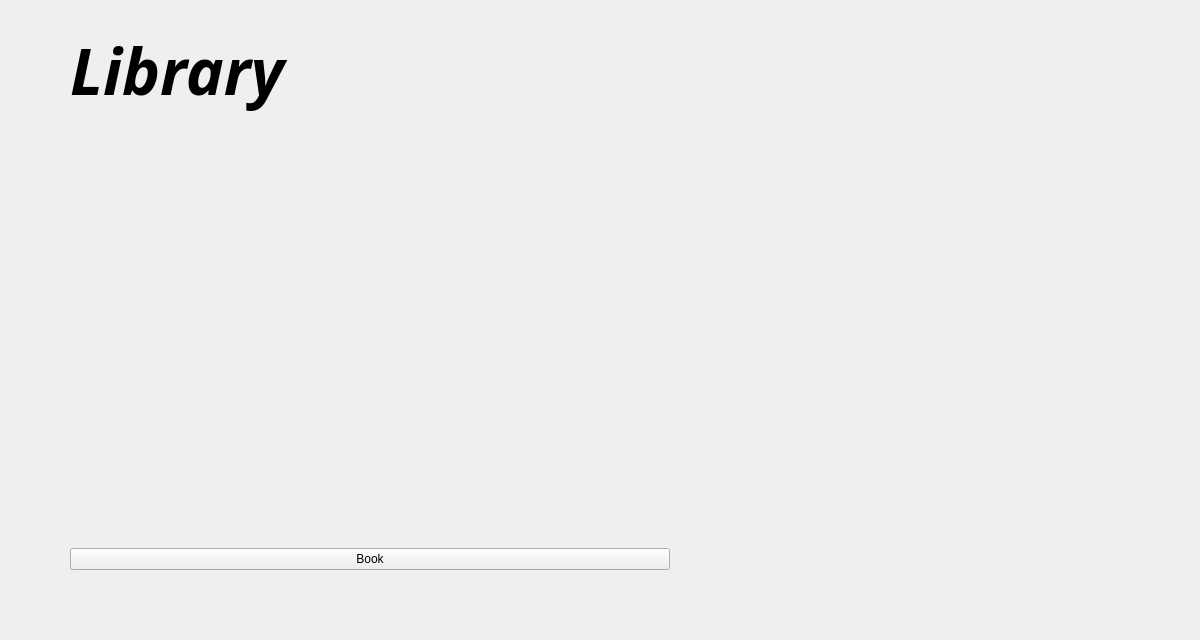
Qt form rsrc/ui/library.ui (chanongul/Booque) before a commit.
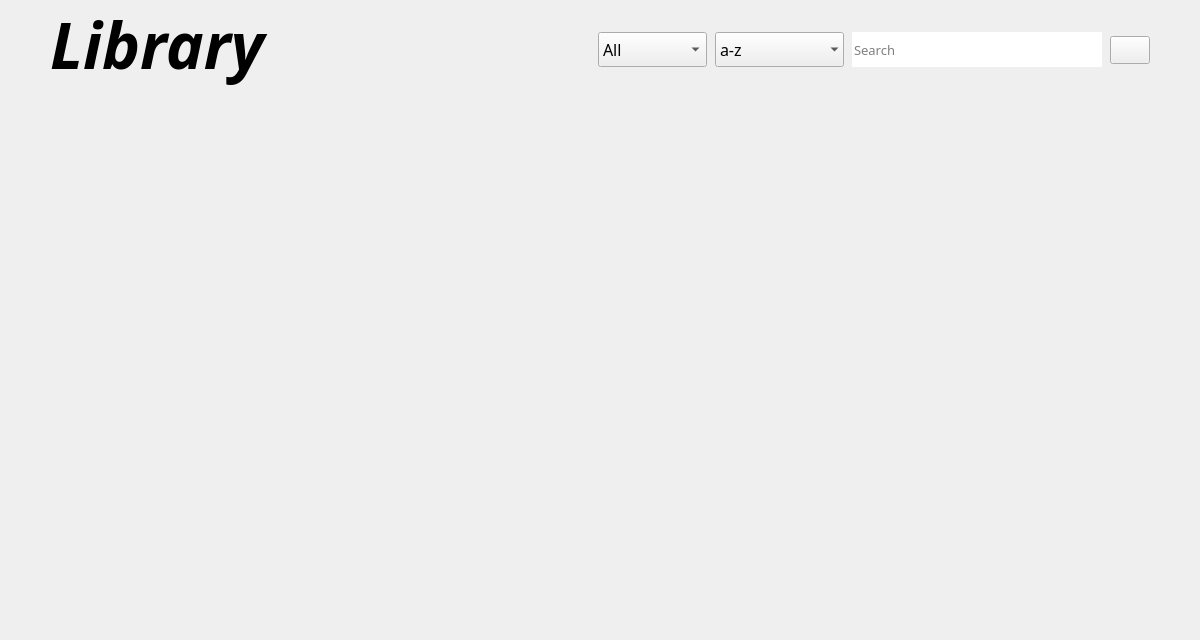
The same form after that commit. Icons and pictures are not drawn.

```diff
--- a/rsrc/ui/library.ui
+++ b/rsrc/ui/library.ui
@@ -18,32 +18,127 @@
   </property>
   <layout class="QGridLayout" name="gridLayout">
    <property name="leftMargin">
-    <number>70</number>
+    <number>50</number>
    </property>
    <property name="topMargin">
-    <number>20</number>
+    <number>0</number>
    </property>
    <property name="rightMargin">
-    <number>70</number>
+    <number>50</number>
    </property>
    <property name="bottomMargin">
-    <number>70</number>
+    <number>50</number>
    </property>
    <property name="spacing">
     <number>0</number>
    </property>
+   <item row="2" column="0" colspan="3">
+    <widget class="QScrollArea" name="scrollArea">
+     <property name="frameShape">
+      <enum>QFrame::NoFrame</enum>
+     </property>
+     <property name="frameShadow">
+      <enum>QFrame::Plain</enum>
+     </property>
+     <property name="verticalScrollBarPolicy">
+      <enum>Qt::ScrollBarAlwaysOff</enum>
+     </property>
+     <property name="widgetResizable">
+      <bool>true</bool>
+     </property>
+     <widget class="QWidget" name="scrollAreaContent">
+      <property name="geometry">
+       <rect>
+        <x>0</x>
+        <y>0</y>
+        <width>1100</width>
+        <height>470</height>
+       </rect>
+      </property>
+      <layout class="QGridLayout" name="gridLayout_2">
+       <property name="leftMargin">
+        <number>0</number>
+       </property>
+       <property name="topMargin">
+        <number>0</number>
+       </property>
+       <property name="rightMargin">
+        <number>0</number>
+       </property>
+       <property name="bottomMargin">
+        <number>0</number>
+       </property>
+       <property name="spacing">
+        <number>0</number>
+       </property>
+       <item row="0" column="3">
+        <spacer name="horizontalSpacer_3">
+         <property name="orientation">
+          <enum>Qt::Horizontal</enum>
+         </property>
+         <property name="sizeHint" stdset="0">
+          <size>
+           <width>40</width>
+           <height>20</height>
+          </size>
+         </property>
+        </spacer>
+       </item>
+       <item row="0" column="1">
+        <spacer name="horizontalSpacer_2">
+         <property name="orientation">
+          <enum>Qt::Horizontal</enum>
+         </property>
+         <property name="sizeHint" stdset="0">
+          <size>
+           <width>40</width>
+           <height>20</height>
+          </size>
+         </property>
+        </spacer>
+       </item>
+       <item row="0" column="2">
+        <layout class="QGridLayout" name="book_shelf">
+         <property name="topMargin">
+          <number>20</number>
+         </property>
+         <property name="horizontalSpacing">
+          <number>30</number>
+         </property>
+         <property name="verticalSpacing">
+          <number>50</number>
+         </property>
+        </layout>
+       </item>
+      </layout>
+     </widget>
+    </widget>
+   </item>
+   <item row="0" column="1">
+    <spacer name="horizontalSpacer">
+     <property name="orientation">
+      <enum>Qt::Horizontal</enum>
+     </property>
+     <property name="sizeHint" stdset="0">
+      <size>
+       <width>40</width>
+       <height>20</height>
+      </size>
+     </property>
+    </spacer>
+   </item>
    <item row="0" column="0">
     <widget class="QLabel" name="req_label">
      <property name="minimumSize">
       <size>
-       <width>600</width>
-       <height>100</height>
+       <width>420</width>
+       <height>120</height>
       </size>
      </property>
      <property name="maximumSize">
       <size>
-       <width>600</width>
-       <height>100</height>
+       <width>420</width>
+       <height>120</height>
       </size>
      </property>
      <property name="font">
@@ -59,42 +154,177 @@
       <string>Library</string>
      </property>
      <property name="alignment">
-      <set>Qt::AlignLeading|Qt::AlignLeft|Qt::AlignVCenter</set>
+      <set>Qt::AlignLeading|Qt::AlignLeft|Qt::AlignTop</set>
      </property>
     </widget>
    </item>
-   <item row="2" column="0">
-    <widget class="QPushButton" name="book_btn">
-     <property name="text">
-      <string>Book</string>
+   <item row="0" column="2">
+    <layout class="QHBoxLayout" name="horizontalLayout_2">
+     <property name="spacing">
+      <number>8</number>
      </property>
-    </widget>
-   </item>
-   <item row="0" column="1">
-    <spacer name="horizontalSpacer">
-     <property name="orientation">
-      <enum>Qt::Horizontal</enum>
+     <property name="bottomMargin">
+      <number>20</number>
      </property>
-     <property name="sizeHint" stdset="0">
-      <size>
-       <width>40</width>
-       <height>20</height>
-      </size>
-     </property>
-    </spacer>
-   </item>
-   <item row="1" column="0">
-    <spacer name="verticalSpacer">
-     <property name="orientation">
-      <enum>Qt::Vertical</enum>
-     </property>
-     <property name="sizeHint" stdset="0">
-      <size>
-       <width>20</width>
-       <height>40</height>
-      </size>
-     </property>
-    </spacer>
+     <item>
+      <widget class="QComboBox" name="genre_box">
+       <property name="minimumSize">
+        <size>
+         <width>0</width>
+         <height>35</height>
+        </size>
+       </property>
+       <property name="font">
+        <font>
+         <family>Product Sans</family>
+         <pointsize>12</pointsize>
+        </font>
+       </property>
+       <item>
+        <property name="text">
+         <string>All</string>
+        </property>
+       </item>
+       <item>
+        <property name="text">
+         <string>Fiction</string>
+        </property>
+       </item>
+       <item>
+        <property name="text">
+         <string>Thriller</string>
+        </property>
+       </item>
+       <item>
+        <property name="text">
+         <string>Fantasy</string>
+        </property>
+       </item>
+       <item>
+        <property name="text">
+         <string>Romance</string>
+        </property>
+       </item>
+       <item>
+        <property name="text">
+         <string>Biography</string>
+        </property>
+       </item>
+       <item>
+        <property name="text">
+         <string>Comedy</string>
+        </property>
+       </item>
+       <item>
+        <property name="text">
+         <string>Horror</string>
+        </property>
+       </item>
+       <item>
+        <property name="text">
+         <string>Adventure</string>
+        </property>
+       </item>
+      </widget>
+     </item>
+     <item>
+      <widget class="QComboBox" name="sort_box">
+       <property name="minimumSize">
+        <size>
+         <width>0</width>
+         <height>35</height>
+        </size>
+       </property>
+       <property name="font">
+        <font>
+         <family>Product Sans</family>
+         <pointsize>12</pointsize>
+        </font>
+       </property>
+       <property name="frame">
+        <bool>false</bool>
+       </property>
+       <item>
+        <property name="text">
+         <string>a-z</string>
+        </property>
+       </item>
+       <item>
+        <property name="text">
+         <string>z-a</string>
+        </property>
+       </item>
+       <item>
+        <property name="text">
+         <string>Rating (most)</string>
+        </property>
+       </item>
+       <item>
+        <property name="text">
+         <string>Rating (least)</string>
+        </property>
+       </item>
+      </widget>
+     </item>
+     <item>
+      <widget class="QLineEdit" name="search_bar">
+       <property name="minimumSize">
+        <size>
+         <width>250</width>
+         <height>35</height>
+        </size>
+       </property>
+       <property name="font">
+        <font>
+         <family>Product Sans</family>
+         <pointsize>10</pointsize>
+        </font>
+       </property>
+       <property name="text">
+        <string/>
+       </property>
+       <property name="frame">
+        <bool>false</bool>
+       </property>
+       <property name="placeholderText">
+        <string>Search</string>
+       </property>
+      </widget>
+     </item>
+     <item>
+      <widget class="QPushButton" name="search_btn">
+       <property name="sizePolicy">
+        <sizepolicy hsizetype="Fixed" vsizetype="Fixed">
+         <horstretch>0</horstretch>
+         <verstretch>0</verstretch>
+        </sizepolicy>
+       </property>
+       <property name="minimumSize">
+        <size>
+         <width>28</width>
+         <height>28</height>
+        </size>
+       </property>
+       <property name="cursor">
+        <cursorShape>PointingHandCursor</cursorShape>
+       </property>
+       <property name="text">
+        <string/>
+       </property>
+       <property name="icon">
+        <iconset>
+         <normalon>:/Image/img/search.png</normalon>
+        </iconset>
+       </property>
+       <property name="iconSize">
+        <size>
+         <width>28</width>
+         <height>28</height>
+        </size>
+       </property>
+      </widget>
+     </item>
+    </layout>
    </item>
   </layout>
  </widget>
```
Left out of the diff: 16 changed lines with no effect on the pictures.
